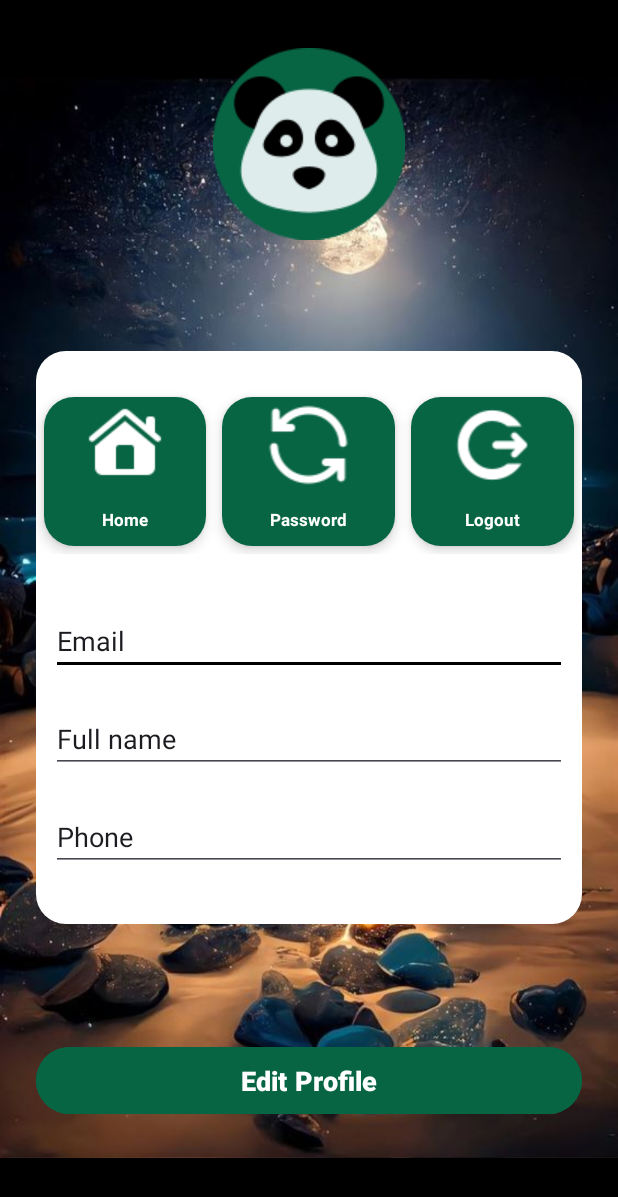
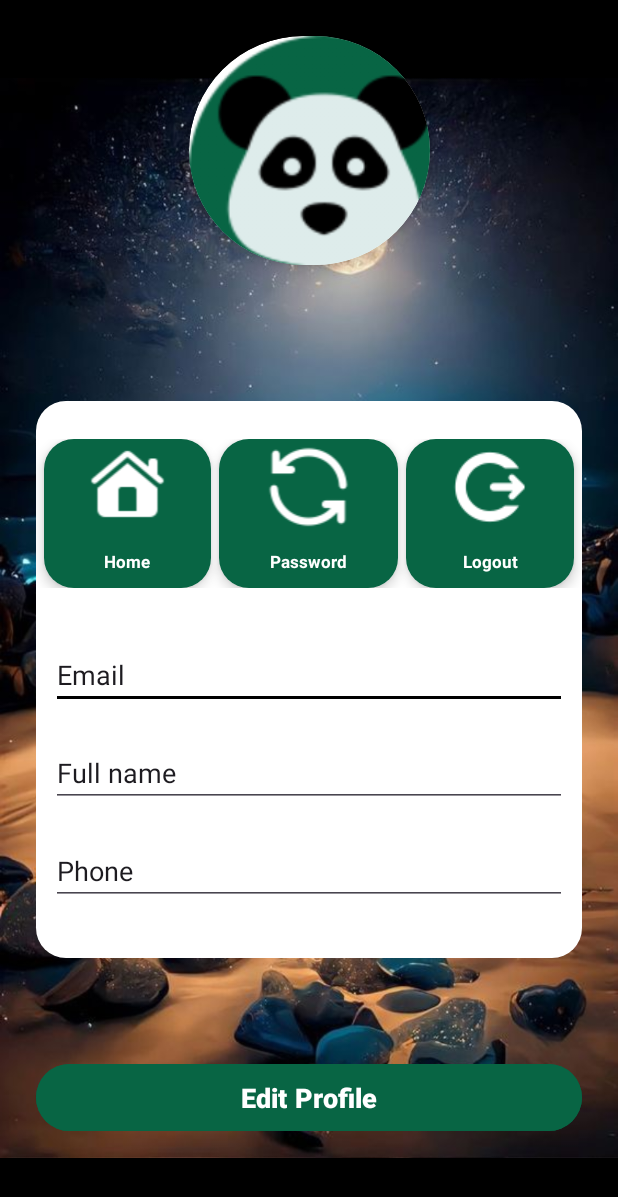
Before and after one commit to thangnguyen02/Restaurant-Management, an Android app: the ProfileActivity screen opened directly, with no data from a screen before it, on a phone screen of 412 x 824 dp. Shown: the top 1197 px of the screen. Run offline under Robolectric (Android 15) with nearby library versions, the phone set to English and light mode, and no system bars; our stand-ins replace Room's generated code; libraries missing offline, so code that uses them is left out: com.facebook.stetho, io.github.muddz.styleabletoast; 3 statements that could not run were skipped.

Commit message:
upload avatar

```diff
--- a/app/src/main/java/com/example/restaurantmanagement/Activity/HomeScreenActivity.java
+++ b/app/src/main/java/com/example/restaurantmanagement/Activity/HomeScreenActivity.java
@@ -22,7 +22,7 @@ public class HomeScreenActivity extends AppCompatActivity {
 
     TextView fullName;
     ImageView profile;
-    LinearLayout logout;
+    LinearLayout logout, imageView2;
 
 
     @Override
--- a/app/src/main/java/com/example/restaurantmanagement/Activity/ProfileActivity.java
+++ b/app/src/main/java/com/example/restaurantmanagement/Activity/ProfileActivity.java
@@ -7,10 +7,13 @@ import android.content.Context;
 import android.content.DialogInterface;
 import android.content.Intent;
 import android.content.SharedPreferences;
+import android.graphics.Bitmap;
+import android.graphics.BitmapFactory;
 import android.os.Bundle;
 import android.view.View;
 import android.widget.Button;
 import android.widget.EditText;
+import android.widget.ImageView;
 import android.widget.LinearLayout;
 import android.widget.TextView;
 import android.widget.Toast;
@@ -56,18 +59,23 @@ public class ProfileActivity extends AppCompatActivity {
 
 
         new Thread(new Runnable() {
+            ImageView avatarImageView = findViewById(R.id.avatar);
             @Override
             public void run() {
                 final UserEntity userEntity = userDao.getUserByUsername(name);
-                if (userEntity != null) {
+                if (userEntity != null || userEntity.getImage() != null) {
                     runOnUiThread(new Runnable() {
                         @Override
                         public void run() {
+                            Bitmap userAvatar = BitmapFactory.decodeByteArray(userEntity.getImage(), 0, userEntity.getImage().length);
+                            avatarImageView.setImageBitmap(userAvatar);
                             email.setText(userEntity.getEmail());
                             fullname.setText(userEntity.getFullName());
                             phone.setText(userEntity.getPhone());
                         }
                     });
+                }else{
+                    avatarImageView.setImageResource(R.drawable.logo);
                 }
             }
         }).start();
--- a/app/src/main/java/com/example/restaurantmanagement/Database/UserDatabase.java
+++ b/app/src/main/java/com/example/restaurantmanagement/Database/UserDatabase.java
@@ -8,7 +8,7 @@ import androidx.room.RoomDatabase;
 
 import com.example.restaurantmanagement.Models.UserEntity;
 
-@Database(entities = {UserEntity.class}, version = 1)
+@Database(entities = {UserEntity.class}, version = 2)
 public abstract class UserDatabase extends RoomDatabase{
 
     private static final String dbName = "user";
--- a/app/src/main/res/layout/activity_home_screen.xml
+++ b/app/src/main/res/layout/activity_home_screen.xml
@@ -73,6 +73,7 @@
             android:gravity="center">
 
             <LinearLayout
+                android:id="@+id/imageView2"
                 android:layout_width="90dp"
                 android:layout_height="90dp"
                 android:layout_marginStart="20dp"
@@ -84,7 +85,7 @@
                 android:orientation="vertical">
 
                 <ImageView
-                    android:id="@+id/imageView2"
+
                     android:layout_width="match_parent"
                     android:layout_height="wrap_content"
                     app:srcCompat="@drawable/food" />
--- a/app/src/main/res/layout/activity_profile.xml
+++ b/app/src/main/res/layout/activity_profile.xml
@@ -16,41 +16,51 @@
         app:layout_constraintTop_toTopOf="parent"
         app:srcCompat="@drawable/background" />
 
-    <ImageView
-        android:id="@+id/imageView2"
-        android:layout_width="wrap_content"
-        android:layout_height="wrap_content"
-        android:layout_marginTop="32dp"
+    <androidx.cardview.widget.CardView
+        android:id="@+id/cb"
+        android:layout_marginTop="-25dp"
+        android:layout_width="250dp"
+        android:layout_height="250dp"
+        app:cardBackgroundColor="#FFFFFF"
+        app:cardCornerRadius="125dp"
+        app:cardElevation="8dp"
+        app:cardUseCompatPadding="true"
         app:layout_constraintEnd_toEndOf="parent"
         app:layout_constraintStart_toStartOf="parent"
-        app:layout_constraintTop_toTopOf="parent"
-        app:srcCompat="@drawable/logo" />
+        app:layout_constraintTop_toTopOf="parent">
+
+        <ImageView
+            android:id="@+id/avatar"
+            android:layout_width="180dp"
+            android:layout_height="180dp"
+            android:scaleType="centerCrop"
+            android:src="@drawable/logo" />
+    </androidx.cardview.widget.CardView>
 
     <TextView
         android:id="@+id/textView"
         android:layout_width="wrap_content"
         android:layout_height="wrap_content"
-        android:layout_marginTop="16dp"
-        android:text="Jack Willson"
+        android:text="Rose"
         android:textColor="#ffffff"
         android:textSize="24sp"
         android:textStyle="bold"
-        app:layout_constraintEnd_toEndOf="@+id/imageView2"
+        app:layout_constraintEnd_toEndOf="@+id/cb"
         app:layout_constraintHorizontal_bias="0.494"
-        app:layout_constraintStart_toStartOf="@+id/imageView2"
-        app:layout_constraintTop_toBottomOf="@+id/imageView2" />
+        app:layout_constraintStart_toStartOf="@+id/cb"
+        app:layout_constraintTop_toBottomOf="@+id/cb" />
 
 
     <LinearLayout
+        android:layout_marginTop="10dp"
         android:id="@+id/linearLayout"
-        android:paddingVertical="25dp"
         android:layout_width="match_parent"
         android:layout_height="wrap_content"
         android:layout_marginStart="24dp"
-        android:layout_marginTop="25dp"
         android:layout_marginEnd="24dp"
         android:background="@drawable/white_background"
         android:orientation="vertical"
+        android:paddingVertical="25dp"
         app:layout_constraintEnd_toEndOf="parent"
         app:layout_constraintStart_toStartOf="parent"
         app:layout_constraintTop_toBottomOf="@+id/textView">
@@ -66,7 +76,7 @@
                 android:id="@+id/home"
                 android:layout_width="wrap_content"
                 android:layout_height="wrap_content"
-                android:layout_margin="5dp"
+                android:layout_marginLeft="5dp"
                 android:layout_weight="1"
                 android:background="@drawable/top_button_background"
                 android:elevation="5dp"
@@ -92,7 +102,7 @@
                 android:id="@+id/updatePassword"
                 android:layout_width="wrap_content"
                 android:layout_height="wrap_content"
-                android:layout_margin="5dp"
+                android:layout_marginLeft="5dp"
                 android:layout_weight="1"
                 android:background="@drawable/top_button_background"
                 android:elevation="5dp"
@@ -118,7 +128,7 @@
                 android:id="@+id/logout"
                 android:layout_width="wrap_content"
                 android:layout_height="wrap_content"
-                android:layout_margin="5dp"
+                android:layout_marginHorizontal="5dp"
                 android:layout_weight="1"
                 android:background="@drawable/top_button_background"
                 android:elevation="5dp"
@@ -168,8 +178,8 @@
                 android:layout_width="wrap_content"
                 android:layout_height="wrap_content"
                 android:layout_weight="1"
+                android:hint="Full name"
                 android:text="Full name"
-                android:hint="Full name"
                 android:textSize="18sp" />
         </LinearLayout>
 
@@ -184,8 +194,8 @@
                 android:layout_width="wrap_content"
                 android:layout_height="wrap_content"
                 android:layout_weight="1"
+                android:hint="Phone"
                 android:text="Phone"
-                android:hint="Phone"
                 android:textSize="18sp" />
 
         </LinearLayout>
--- a/app/src/main/res/layout/activity_update_password.xml
+++ b/app/src/main/res/layout/activity_update_password.xml
@@ -88,7 +88,7 @@
                 android:id="@+id/linkToProfile"
                 android:layout_width="wrap_content"
                 android:layout_height="wrap_content"
-                android:text="Return to login"
+                android:text="Return to profile"
                 android:layout_gravity="center"/>
 
             <LinearLayout
```
Also changed, not shown: app/src/main/java/com/example/restaurantmanagement/Activity/RegisterActivity.java (+62 -3 lines), app/src/main/java/com/example/restaurantmanagement/Models/UserEntity.java (+13 -1 lines), app/src/main/res/layout/activity_register.xml (+13 -12 lines).
